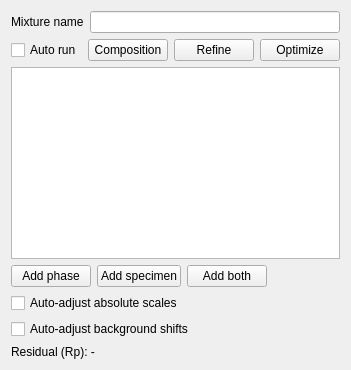
This is src/mudlab/ui/edit_mixture.ui in Parthasarathi-Ghosh/MudLab2 as Qt 5 draws it before an edit. The edited form follows.
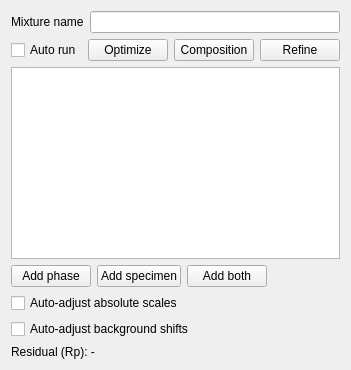
This is the edited form.

Commit message:
Edit Mixtures: move Optimize next to the Auto-run checkbox
Reorder actionsRow so btn_optimize sits immediately right of the mixture_auto_run
checkbox (before the spacer): Auto run | Optimize | ... | Composition | Refine.
Recompiled edit_mixture.ui; object names / wiring unchanged.

The edit to the form file:
```diff
--- a/src/mudlab/ui/edit_mixture.ui
+++ b/src/mudlab/ui/edit_mixture.ui
@@ -29,6 +29,16 @@
        </property>
       </widget>
      </item>
+     <item>
+      <widget class="QPushButton" name="btn_optimize">
+       <property name="toolTip">
+        <string>Optimize fractions, scales and background shifts.</string>
+       </property>
+       <property name="text">
+        <string>Optimize</string>
+       </property>
+      </widget>
+     </item>
      <item>
       <spacer name="actionsSpacer">
        <property name="orientation">
@@ -62,16 +72,6 @@
        </property>
       </widget>
      </item>
-     <item>
-      <widget class="QPushButton" name="btn_optimize">
-       <property name="toolTip">
-        <string>Optimize fractions, scales and background shifts.</string>
-       </property>
-       <property name="text">
-        <string>Optimize</string>
-       </property>
-      </widget>
-     </item>
     </layout>
    </item>
    <item>
```
The commit also changes 1 other file.
